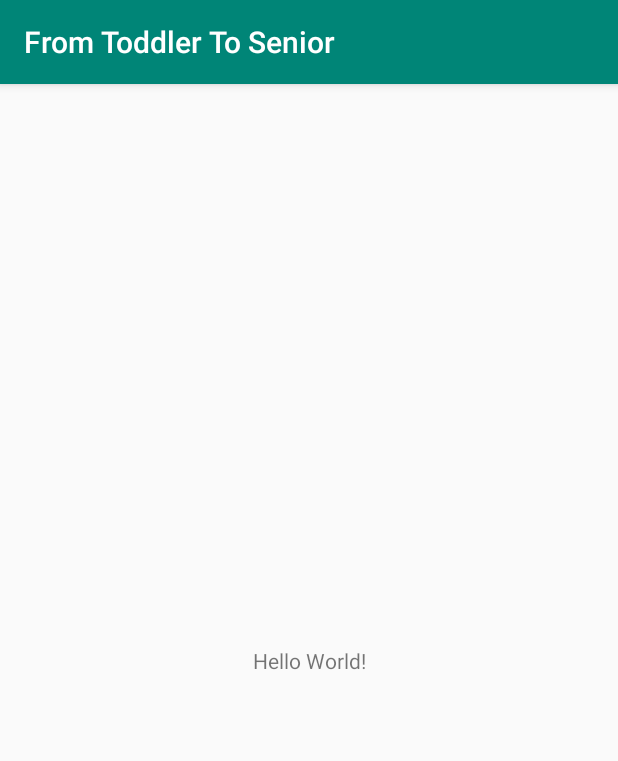
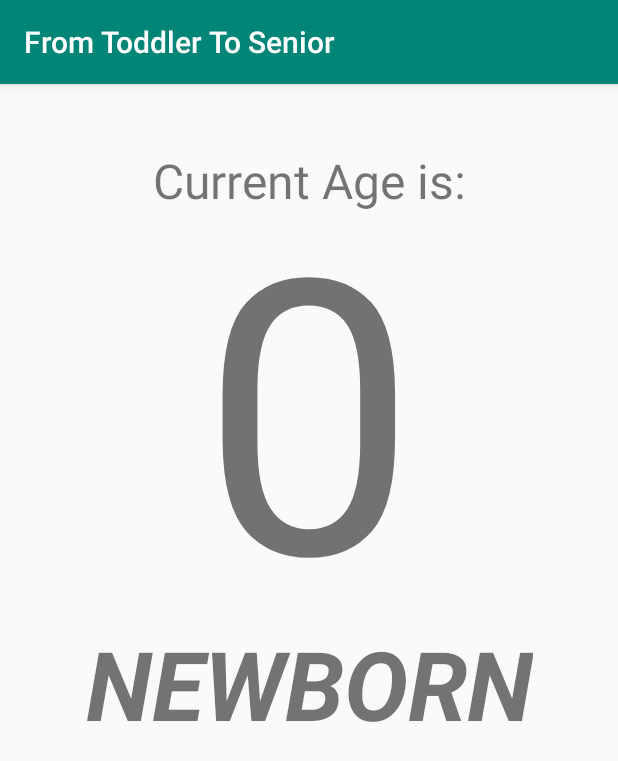
Before and after one commit to trung-luu-enhance/FromToddlerToSenior, an Android app: the screen it shows after launch (MainActivity), on a phone screen of 412 x 824 dp. Shown: the top 761 px of the screen. Run offline under Robolectric (Android 15) with nearby library versions, the phone set to English and light mode, and no system bars.

```diff
--- a/app/src/main/res/layout/activity_main.xml
+++ b/app/src/main/res/layout/activity_main.xml
@@ -4,15 +4,42 @@
     xmlns:tools="http://schemas.android.com/tools"
     android:layout_width="match_parent"
     android:layout_height="match_parent"
-    tools:context=".MainActivity">
+    tools:context=".MainActivity"
+    android:id="@+id/activity_main">
 
     <TextView
+        android:id="@+id/age_text_tv"
         android:layout_width="wrap_content"
         android:layout_height="wrap_content"
-        android:text="Hello World!"
+        android:text="Current Age is:"
+        android:textSize="32dp"
         app:layout_constraintBottom_toBottomOf="parent"
         app:layout_constraintLeft_toLeftOf="parent"
         app:layout_constraintRight_toRightOf="parent"
-        app:layout_constraintTop_toTopOf="parent" />
+        app:layout_constraintTop_toTopOf="@id/age_num_tv"
+        app:layout_constraintVertical_bias="0.0"/>
+    <TextView
+        android:id="@+id/age_num_tv"
+        android:layout_width="wrap_content"
+        android:layout_height="wrap_content"
+        android:text="0"
+        android:textSize="256dp"
+        app:layout_constraintBottom_toBottomOf="parent"
+        app:layout_constraintLeft_toLeftOf="parent"
+        app:layout_constraintRight_toRightOf="parent"
+        app:layout_constraintTop_toTopOf="parent"
+        app:layout_constraintVertical_bias="0.1"/>
+    <TextView
+        android:id="@+id/stage_text_tv"
+        android:layout_width="wrap_content"
+        android:layout_height="wrap_content"
+        android:text="NEWBORN"
+        android:textStyle="bold|italic"
+        android:textSize="64dp"
+        app:layout_constraintBottom_toBottomOf="@id/age_num_tv"
+        app:layout_constraintLeft_toLeftOf="parent"
+        app:layout_constraintRight_toRightOf="parent"
+        app:layout_constraintTop_toTopOf="parent"
+        app:layout_constraintVertical_bias="1.2"/>
 
 </androidx.constraintlayout.widget.ConstraintLayout>
```
Also changed, not shown: app/src/main/java/com/example/fromtoddlertosenior/MainActivity.java (+33 -0 lines).
